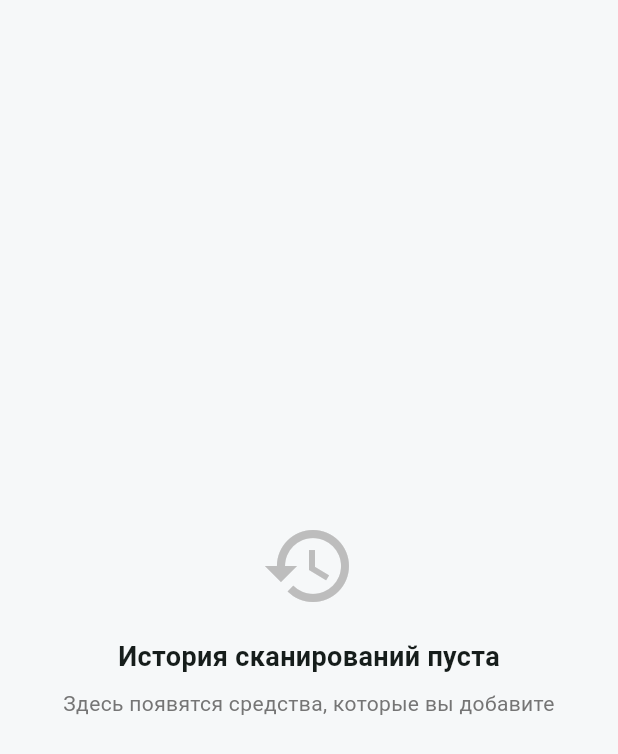
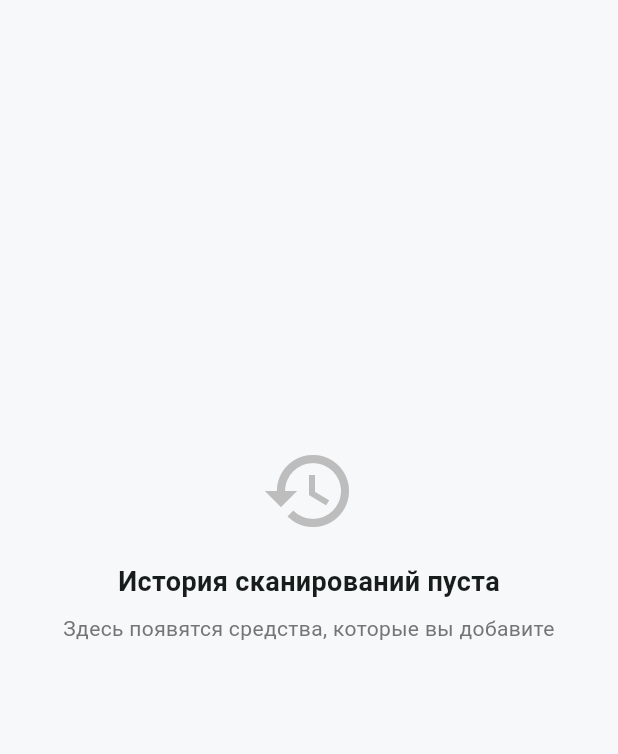
Before and after one commit to Barrbiii/skinsafe, a Flutter app: the HistoryTab widget shown alone on an empty page, opened directly, on a phone screen of 412 x 824 dp. Shown: the top 754 px of the screen. Run offline on Flutter 3.47's test engine with Material 3 defaults, Android fonts, the phone set to English and light mode, and no system bars; our stand-ins replace image_picker, shared_preferences, sqflite; accounts and stored records are empty.

Commit message:
fix(tabs): нижний отступ под плавающую панель

```diff
--- a/lib/screens/tabs/account_tab.dart
+++ b/lib/screens/tabs/account_tab.dart
@@ -26,7 +26,7 @@ class AccountTab extends StatelessWidget {
 
     return SafeArea(
       child: ListView(
-        padding: const EdgeInsets.all(24),
+        padding: const EdgeInsets.fromLTRB(24, 24, 24, 110),
         children: [
           Row(
             children: [
--- a/lib/screens/tabs/history_tab.dart
+++ b/lib/screens/tabs/history_tab.dart
@@ -6,12 +6,14 @@ class HistoryTab extends StatelessWidget {
   @override
   Widget build(BuildContext context) {
     return SafeArea(
-      child: Center(
         child: Padding(
-          padding: const EdgeInsets.all(24),
-          child: Column(
-            mainAxisSize: MainAxisSize.min,
-            children: [
+          padding: const EdgeInsets.only(bottom: 100),
+          child: Center(
+            child: Padding(
+              padding: const EdgeInsets.all(24),
+              child: Column(
+                mainAxisSize: MainAxisSize.min,
+                children: [
               Icon(
                 Icons.history,
                 size: 64,
@@ -35,6 +37,7 @@ class HistoryTab extends StatelessWidget {
           ),
         ),
       ),
+    ),
     );
   }
 }
--- a/lib/screens/tabs/home_tab.dart
+++ b/lib/screens/tabs/home_tab.dart
@@ -13,7 +13,7 @@ class HomeTab extends StatelessWidget {
 
     return SafeArea(
       child: Padding(
-        padding: const EdgeInsets.all(24),
+        padding: const EdgeInsets.fromLTRB(24, 24, 24, 110),
         child: Column(
           crossAxisAlignment: CrossAxisAlignment.stretch,
           children: [
```
